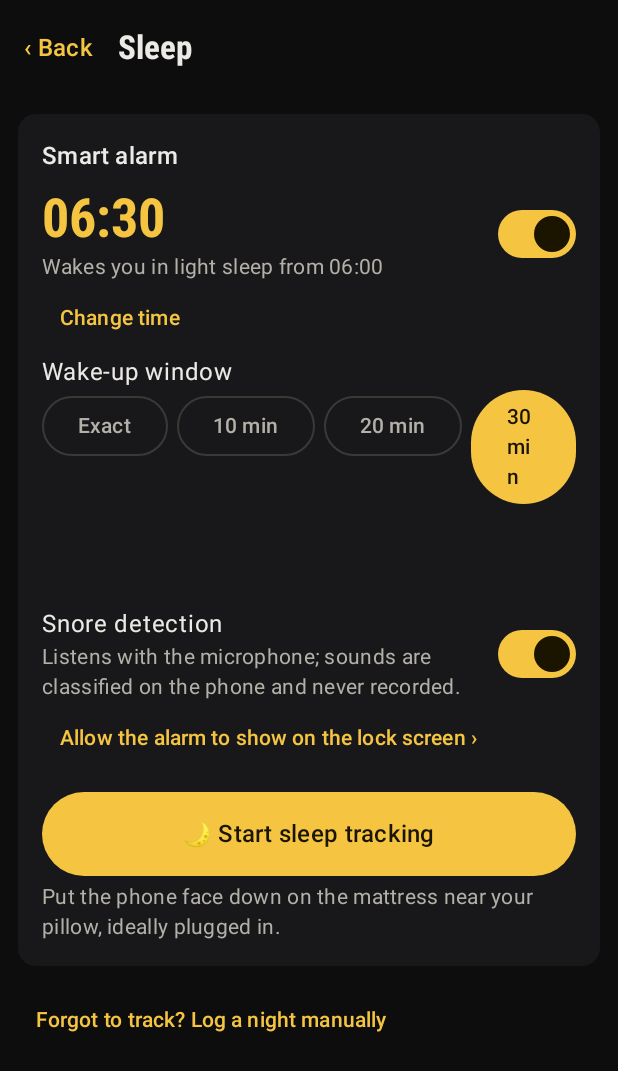
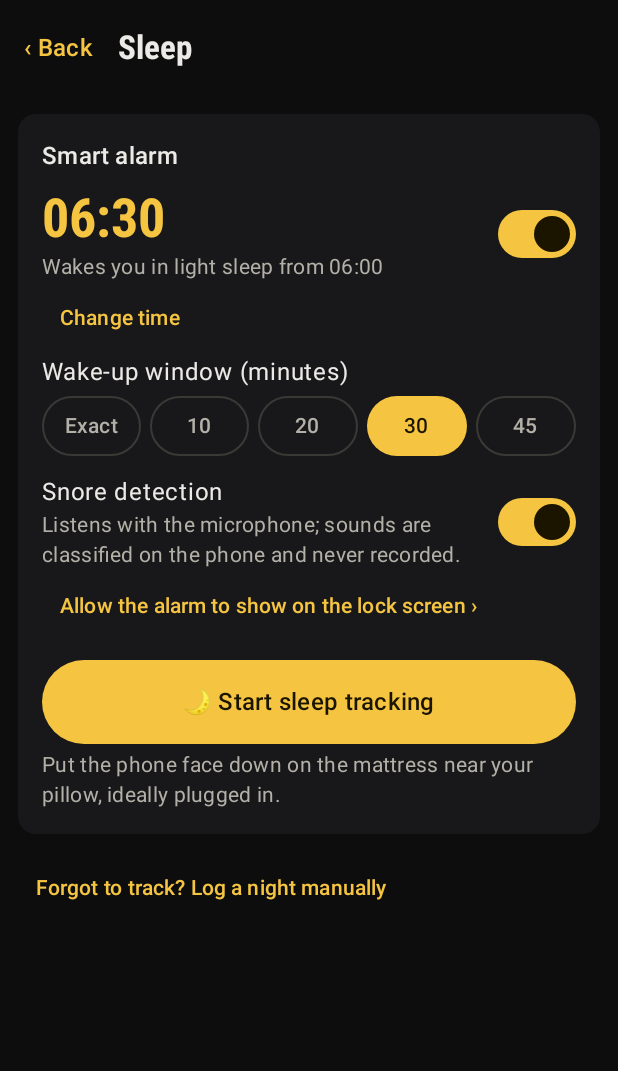
Before and after one commit to themovementsignal-create/nba-bets-tracker, an Android app built with Jetpack Compose: the screen it shows after launch (MainActivity), after a tap on "Sleep", on a phone screen of 412 x 824 dp. Shown: the top 1071 px of the screen. Run offline under Robolectric (Android 15) with nearby library versions, the phone set to English and light mode, and no system bars; our stand-ins replace Room's generated code; libraries missing offline, so code that uses them is left out: com.google.mediapipe.tasks.

Commit message:
UI tour: hide keyboard/back without needing window focus; tidy wake-window buttons
Co-Authored-By: Claude Opus 5.5 <noreply@anthropic.com>
Claude-Session: https://claude.ai/code/session_01SYM54bn2g5z3w6bK1c9vZk

```diff
--- a/app/src/main/java/io/github/themovementsignal/training/ui/SleepScreens.kt
+++ b/app/src/main/java/io/github/themovementsignal/training/ui/SleepScreens.kt
@@ -13,6 +13,7 @@ import androidx.activity.result.contract.ActivityResultContracts
 import androidx.compose.foundation.Canvas
 import androidx.compose.foundation.layout.Arrangement
 import androidx.compose.foundation.layout.Column
+import androidx.compose.foundation.layout.PaddingValues
 import androidx.compose.foundation.layout.Row
 import androidx.compose.foundation.layout.fillMaxWidth
 import androidx.compose.foundation.layout.height
@@ -119,12 +120,13 @@ fun SleepScreen(nav: Nav) {
                             val t = runCatching { LocalTime.parse(alarmTime) }.getOrDefault(LocalTime.of(6, 30))
                             TimePickerDialog(context, { _, h, m -> put(Settings.ALARM_TIME, "%02d:%02d".format(h, m)) }, t.hour, t.minute, true).show()
                         }) { Text("Change time") }
-                        Text("Wake-up window")
+                        Text("Wake-up window (minutes)")
                         Row(horizontalArrangement = Arrangement.spacedBy(6.dp)) {
                             listOf(0, 10, 20, 30, 45).forEach { w ->
-                                val label = if (w == 0) "Exact" else "$w min"
-                                if (w == window) Button(onClick = { }) { Text(label) }
-                                else OutlinedButton(onClick = { put(Settings.ALARM_WINDOW, w.toString()) }) { Text(label) }
+                                val label = if (w == 0) "Exact" else "$w"
+                                val pad = PaddingValues(horizontal = 4.dp)
+                                if (w == window) Button(onClick = { }, Modifier.weight(1f), contentPadding = pad) { Text(label, maxLines = 1) }
+                                else OutlinedButton(onClick = { put(Settings.ALARM_WINDOW, w.toString()) }, Modifier.weight(1f), contentPadding = pad) { Text(label, maxLines = 1) }
                             }
                         }
                     }
```
Also changed, not shown: 1 other file.
